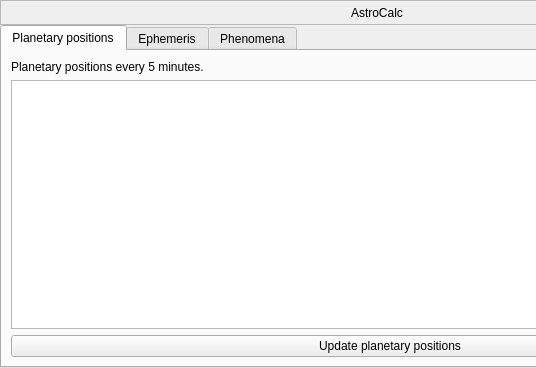
Qt form src/gui/astroCalcDialog.ui (519984307/stellarium_src) before a commit; both pictures show x 0 to 536 and y 0 to 368 of the 780 by 368 pixel window.
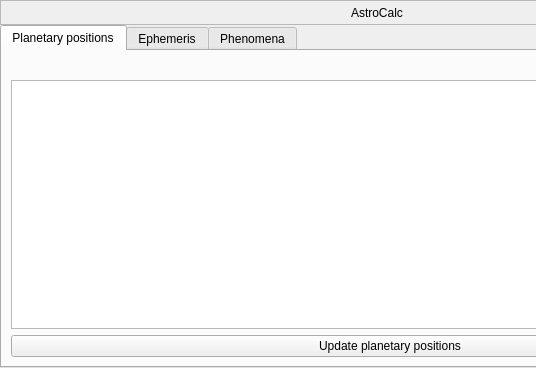
The same form after that commit. Custom widgets are drawn as their Qt base class.

Commit message: Updated AstroCalc tool

```diff
--- a/src/gui/astroCalcDialog.ui
+++ b/src/gui/astroCalcDialog.ui
@@ -41,13 +41,6 @@
          <property name="topMargin">
           <number>0</number>
          </property>
-         <item>
-          <widget class="QLabel" name="planetaryPositionsDescription">
-           <property name="text">
-            <string>Planetary positions every 5 minutes.</string>
-           </property>
-          </widget>
-         </item>
          <item>
           <widget class="QLabel" name="positionsTimeLabel">
            <property name="text">
```
The commit also changes 1 other file.
